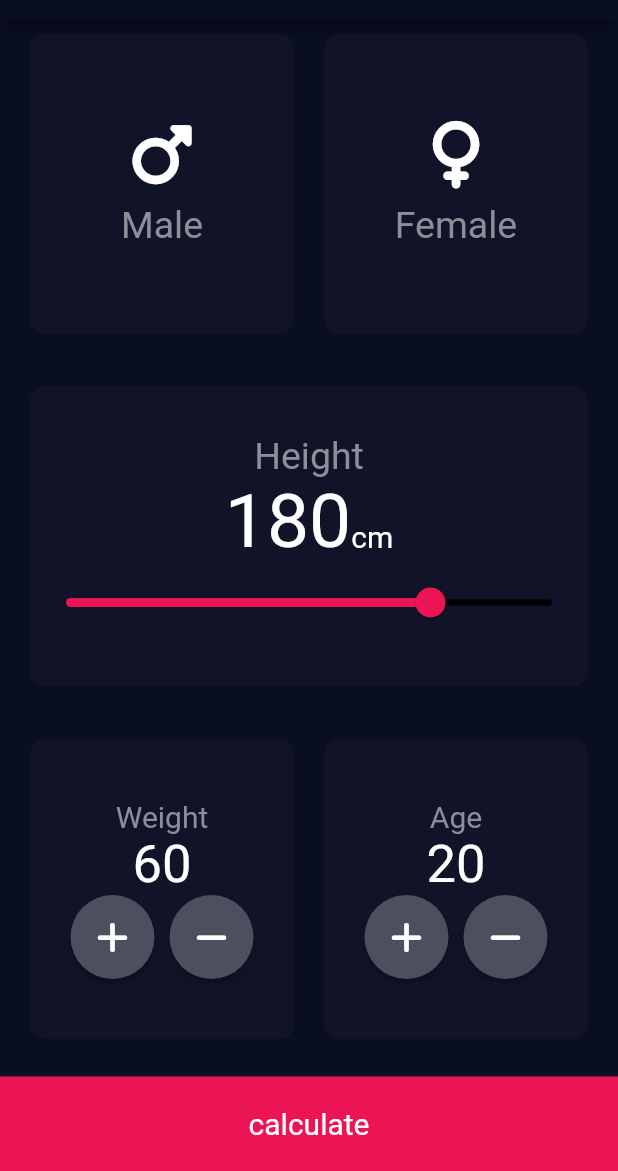
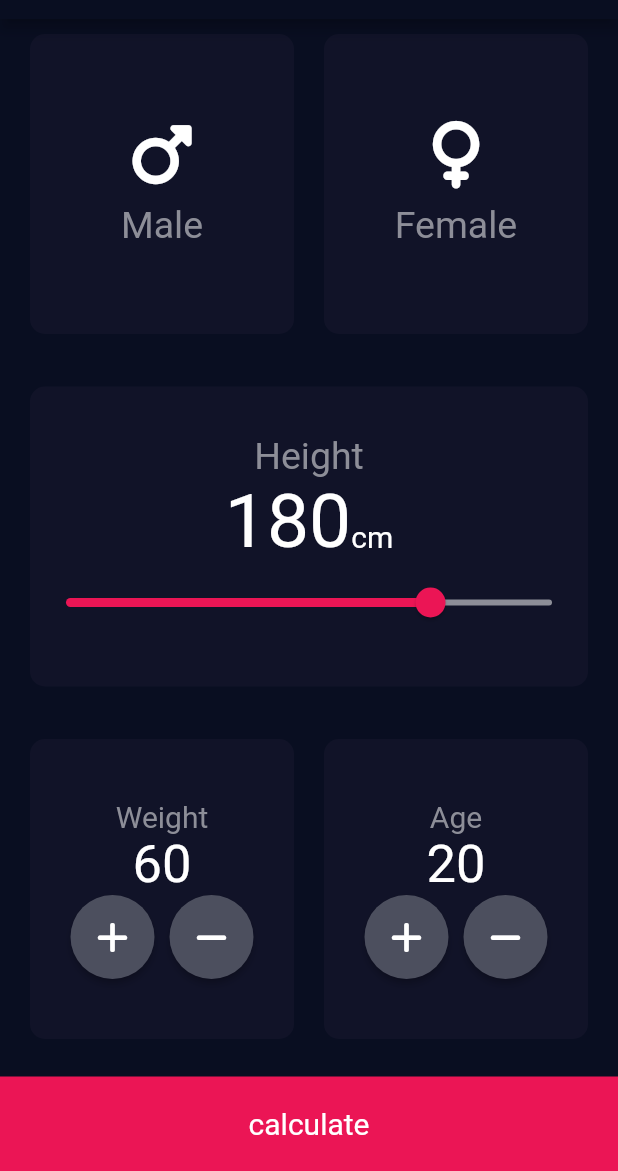
Before and after one commit to AmrA7med/test1, a Flutter app: the screen it shows after launch, on a phone screen of 412 x 824 dp, the part 65-1236 px from its top. Run offline on Flutter 3.47's test engine with Material 2 defaults, Android fonts, the phone set to English and light mode, and no system bars; our stand-ins replace font_awesome_flutter.

Commit message:
ChangeColorback

```diff
--- a/lib/Home.dart
+++ b/lib/Home.dart
@@ -178,8 +178,8 @@ setState(() {
                           min: 120.0,
                           max: 200.0,
                           activeColor: Color(0xffEB1555),
-                    //    inactiveColor: Color(0xff8D8E98),
-                          inactiveColor: Colors.black,
+                       inactiveColor: Color(0xff8D8E98),
+                        //  inactiveColor: Colors.black,
                           onChanged: (newValue){
                         setState(() {
                           Height = newValue.round() ;
```
